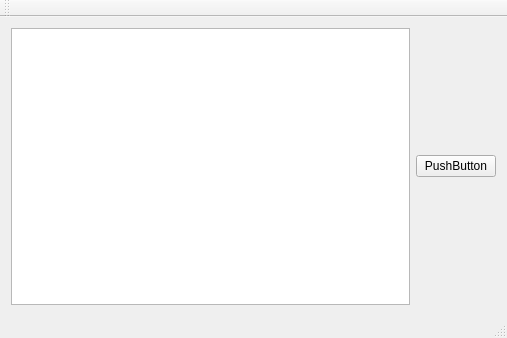
Old version of the form mainwindow.ui in the repository alessandrosimon/multicrop.
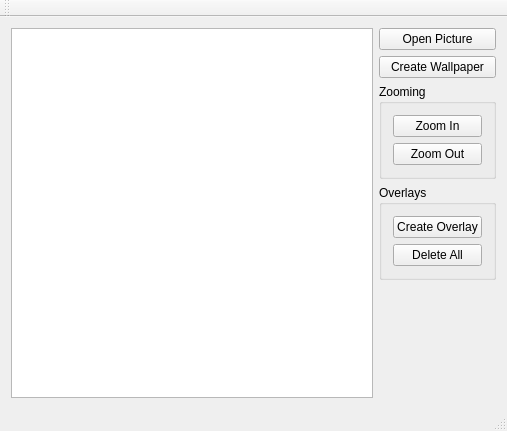
New version of the form.

Commit message: added basic layout and welcome screen

What changed in the file:
```diff
--- a/mainwindow.ui
+++ b/mainwindow.ui
@@ -7,7 +7,7 @@
     <x>0</x>
     <y>0</y>
     <width>507</width>
-    <height>338</height>
+    <height>431</height>
    </rect>
   </property>
   <property name="windowTitle">
@@ -20,13 +20,79 @@
     </item>
     <item row="0" column="1">
      <layout class="QGridLayout" name="gridLayout">
-      <item row="0" column="0">
-       <widget class="QPushButton" name="pushButton">
+      <item row="3" column="0">
+       <widget class="QPushButton" name="openPictureButton">
         <property name="text">
-         <string>PushButton</string>
+         <string>Open Picture</string>
         </property>
        </widget>
       </item>
+      <item row="5" column="0">
+       <widget class="QGroupBox" name="groupBox_2">
+        <property name="title">
+         <string>Zooming</string>
+        </property>
+        <layout class="QGridLayout" name="gridLayout_3">
+         <item row="1" column="0">
+          <widget class="QPushButton" name="zoomOutButton">
+           <property name="text">
+            <string>Zoom Out</string>
+           </property>
+          </widget>
+         </item>
+         <item row="0" column="0">
+          <widget class="QPushButton" name="zoomInButton">
+           <property name="text">
+            <string>Zoom In</string>
+           </property>
+          </widget>
+         </item>
+        </layout>
+       </widget>
+      </item>
+      <item row="7" column="0">
+       <spacer name="verticalSpacer">
+        <property name="orientation">
+         <enum>Qt::Vertical</enum>
+        </property>
+        <property name="sizeHint" stdset="0">
+         <size>
+          <width>20</width>
+          <height>40</height>
+         </size>
+        </property>
+       </spacer>
+      </item>
+      <item row="4" column="0">
+       <widget class="QPushButton" name="createWallButton">
+        <property name="text">
+         <string>Create Wallpaper</string>
+        </property>
+       </widget>
+      </item>
+      <item row="6" column="0">
+       <widget class="QGroupBox" name="groupBox">
+        <property name="title">
+         <string>Overlays</string>
+        </property>
+        <layout class="QGridLayout" name="gridLayout_4">
+         <item row="3" column="0">
+          <widget class="QPushButton" name="deleteOverButton">
+           <property name="text">
+            <string>Delete All</string>
+           </property>
+          </widget>
+         </item>
+         <item row="2" column="0">
+          <widget class="QPushButton" name="createOverButton">
+           <property name="text">
+            <string>Create Overlay</string>
+           </property>
+          </widget>
+         </item>
+        </layout>
+       </widget>
+      </item>
      </layout>
     </item>
    </layout>
```
Left out of the diff: 2 changed lines with no effect on the pictures. The commit also changes 1 other file.
